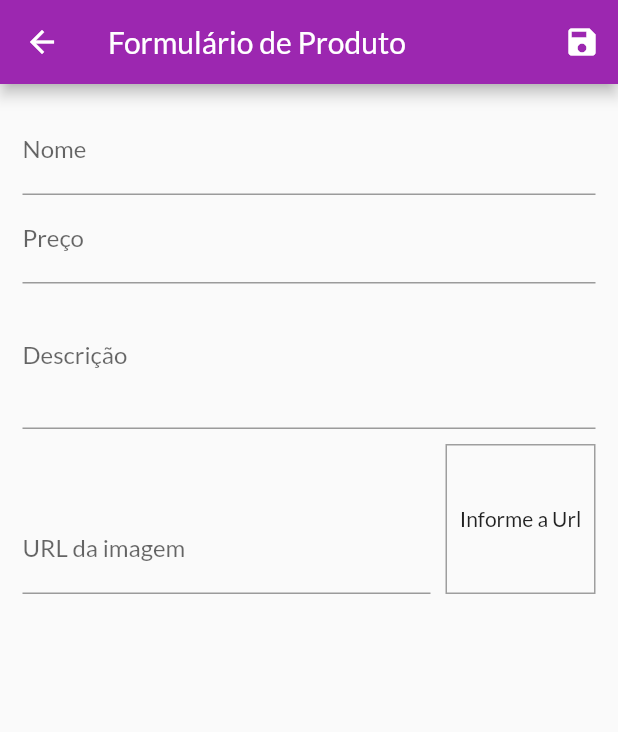
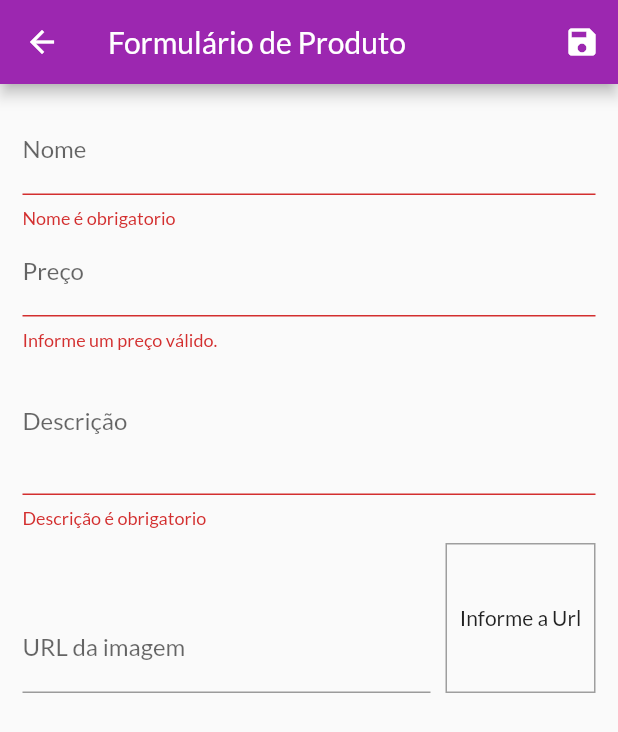
Before and after one commit to FelipeSHenrique/app-shop, a Flutter app: the ProductFormPage screen opened by its route, after a tap on the "save" icon, on a phone screen of 412 x 824 dp. Shown: the top 732 px of the screen. Run offline on Flutter 3.47's test engine with Material 2 defaults, Android fonts, the phone set to English and light mode, and no system bars; network calls fail.

Commit message:
add validation to form

```diff
--- a/lib/pages/product_form_page.dart
+++ b/lib/pages/product_form_page.dart
@@ -39,7 +39,21 @@ class _ProductFormPageState extends State<ProductFormPage> {
     setState(() {});
   }
 
+  bool isValidImageUrl(String url) {
+    bool isValidUrl = Uri.tryParse(url)?.hasAbsolutePath ?? false;
+    bool endsWithFile = url.toLowerCase().endsWith('.png') ||
+        url.toLowerCase().endsWith('.jpg') ||
+        url.toLowerCase().endsWith('jpeg');
+    return isValidUrl && endsWithFile;
+  }
+
   void _submitForm() {
+    final isValid = _formKey.currentState?.validate() ?? false;
+
+    if (!isValid) {
+      return;
+    }
+
     _formKey.currentState?.save();
     final newProduct = Product(
       id: Random().nextDouble().toString(),
@@ -81,6 +95,19 @@ class _ProductFormPageState extends State<ProductFormPage> {
                 },
                 textInputAction: TextInputAction.next,
                 onSaved: (name) => _formData['name'] = name ?? '',
+                validator: (_name) {
+                  final name = _name ?? '';
+
+                  if (name.trim().isEmpty) {
+                    return 'Nome é obrigatorio';
+                  }
+
+                  if (name.trim().length < 3) {
+                    return 'Nome precisa no mínimo de 3 letras.';
+                  }
+
+                  return null;
+                },
               ),
               TextFormField(
                 decoration: const InputDecoration(labelText: 'Preço'),
@@ -92,6 +119,16 @@ class _ProductFormPageState extends State<ProductFormPage> {
                 keyboardType: TextInputType.numberWithOptions(decimal: true),
                 onSaved: (price) =>
                     _formData['price'] = double.parse(price ?? '0'),
+                validator: (_price) {
+                  final priceString = _price ?? '';
+                  final price = double.tryParse(priceString) ?? -1;
+
+                  if (price <= 0) {
+                    return 'Informe um preço válido.';
+                  }
+
+                  return null;
+                },
               ),
               TextFormField(
                 decoration: const InputDecoration(
@@ -102,6 +139,19 @@ class _ProductFormPageState extends State<ProductFormPage> {
                 maxLines: 3,
                 onSaved: (description) =>
                     _formData['description'] = description ?? '',
+                validator: (_description) {
+                  final description = _description ?? '';
+
+                  if (description.trim().isEmpty) {
+                    return 'Descrição é obrigatorio';
+                  }
+
+                  if (description.trim().length < 3) {
+                    return 'Descrição precisa no mínimo de 10 letras.';
+                  }
+
+                  return null;
+                },
               ),
               Row(
                 crossAxisAlignment: CrossAxisAlignment.end,
@@ -118,6 +168,13 @@ class _ProductFormPageState extends State<ProductFormPage> {
                       onFieldSubmitted: (_) => _submitForm(),
                       onSaved: (imageUrl) =>
                           _formData['imageUrl'] = imageUrl ?? '',
+                      validator: (_imageUrl) {
+                        final imageUrl = _imageUrl ?? '';
+                        if (isValidImageUrl(imageUrl)) {
+                          return 'Informe uma Url válida';
+                        }
+                        return null;
+                      },
                     ),
                   ),
                   Container(
```
